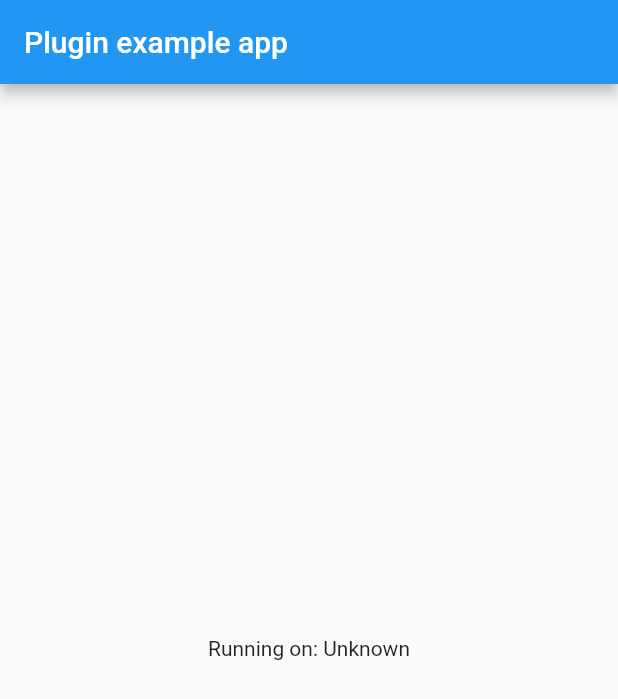
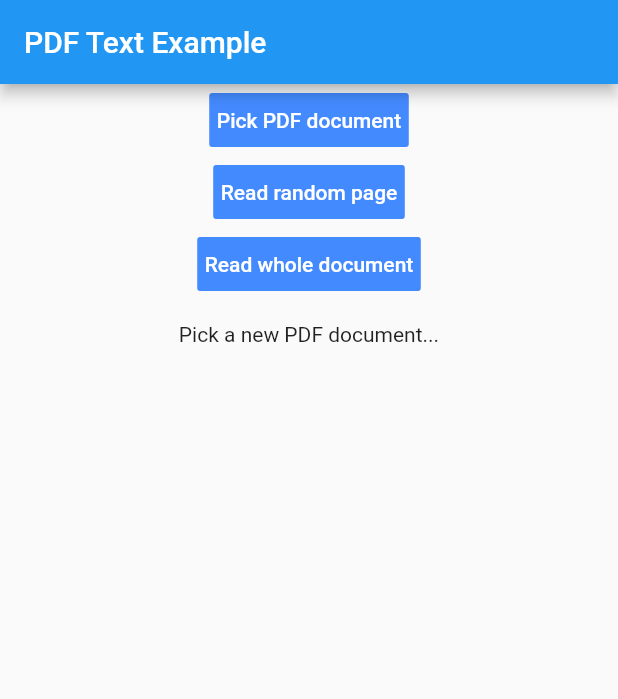
Before and after one commit to AlessioLuciani/flutter-pdf-text, a Flutter app: the screen it shows after launch, on a phone screen of 412 x 824 dp. Shown: the top 699 px of the screen. Run offline on Flutter 3.47's test engine with Material 2 defaults, Android fonts, the phone set to English and light mode, and no system bars; our stand-ins replace file_picker.

Commit message:
Add document file retrieval and example app

```diff
--- a/example/lib/main.dart
+++ b/example/lib/main.dart
@@ -1,3 +1,6 @@
+import 'dart:io';
+
+import 'package:file_picker/file_picker.dart';
 import 'package:flutter/material.dart';
 import 'dart:async';
 
@@ -13,6 +16,8 @@ class MyApp extends StatefulWidget {
 
 class _MyAppState extends State<MyApp> {
   String _platformVersion = 'Unknown';
+  PDFDoc _pdfDoc;
+  String _text = "";
 
   @override
   void initState() {
@@ -20,12 +25,13 @@ class _MyAppState extends State<MyApp> {
     initPlatformState();
   }
 
+
   // Platform messages are asynchronous, so we initialize in an async method.
   Future<void> initPlatformState() async {
     String platformVersion;
     // Platform messages may fail, so we use a try/catch PlatformException.
     try {
-      platformVersion = await PdfText.platformVersion;
+      platformVersion = await PDFDoc.platformVersion;
     } on PlatformException {
       platformVersion = 'Failed to get platform version.';
     }
@@ -45,12 +51,78 @@ class _MyAppState extends State<MyApp> {
     return MaterialApp(
       home: Scaffold(
         appBar: AppBar(
-          title: const Text('Plugin example app'),
+          title: const Text('PDF Text Example'),
         ),
-        body: Center(
-          child: Text('Running on: $_platformVersion\n'),
+        body: Column(
+          children: <Widget>[
+            FlatButton(
+              child: Text("Pick PDF document",
+                style: TextStyle(color: Colors.white),),
+              color: Colors.blueAccent,
+              onPressed: _pickPDFText,
+              padding: EdgeInsets.all(5),
+            ),
+            FlatButton(
+              child: Text("Read random page",
+                style: TextStyle(color: Colors.white),),
+              color: Colors.blueAccent,
+              onPressed: _readRandomPage,
+              padding: EdgeInsets.all(5),
+            ),
+            FlatButton(
+              child: Text("Read whole document",
+                style: TextStyle(color: Colors.white),),
+              color: Colors.blueAccent,
+              onPressed: _readWholeDoc,
+              padding: EdgeInsets.all(5),
+            ),
+
+            Padding(
+              child: Text(_pdfDoc == null ? "Pick a new PDF document..."
+                  : "PDF document picked, ${_pdfDoc.length} pages\n"),
+              padding: EdgeInsets.all(15),
+            ),
+            Padding(
+              child: Text(_text == "" ? "" : "Text:"),
+              padding: EdgeInsets.all(15),
+            ),
+
+            ListView(
+              shrinkWrap: true,
+              scrollDirection: Axis.vertical,
+              children: <Widget>[
+                Text(_text)
+              ],
+            )
+          ],
         ),
       ),
     );
   }
+
+  /// Picks a new PDF document from the device
+  Future _pickPDFText() async {
+    File file = await FilePicker.getFile();
+    _pdfDoc = await PDFDoc.fromFile(file);
+    setState(() {});
+  }
+
+  /// Reads a random page of the document
+  Future _readRandomPage() async {
+    if (_pdfDoc == null) {
+      return;
+    }
+
+
+    setState(() {});
+  }
+
+  /// Reads the whole document
+  Future _readWholeDoc() async {
+    if (_pdfDoc == null) {
+      return;
+    }
+
+    setState(() {});
+  }
 }
--- a/example/pubspec.yaml
+++ b/example/pubspec.yaml
@@ -12,6 +12,9 @@ dependencies:
   # The following adds the Cupertino Icons font to your application.
   # Use with the CupertinoIcons class for iOS style icons.
   cupertino_icons: ^0.1.2
+
+  file_picker: ^1.5.0+2
+
 
 dev_dependencies:
   flutter_test:
--- a/lib/pdf_text.dart
+++ b/lib/pdf_text.dart
@@ -1,13 +1,66 @@
 import 'dart:async';
+import 'dart:io';
 
 import 'package:flutter/services.dart';
 
-class PdfText {
+
+
+/// Class representing a PDF document.
+class PDFDoc {
+
   static const MethodChannel _channel =
-      const MethodChannel('pdf_text');
+  const MethodChannel('pdf_text');
 
   static Future<String> get platformVersion async {
     final String version = await _channel.invokeMethod('getPlatformVersion');
     return version;
   }
+
+  static Future<String> get text async {
+    final String text = await _channel.invokeMethod('getText');
+    return text;
+  }
+
+
+  File _file;
+  List<_PDFPage> _pages;
+
+  /// Creates a PDFDoc object with a File instance.
+  static Future<PDFDoc> fromFile(File file) async {
+    var doc = PDFDoc();
+    doc._file = file;
+    int length;
+    try {
+      length = await _channel.invokeMethod('getDocLength', file.path);
+    } on Exception catch (e) {
+      return Future.error(e);
+    }
+    doc._pages = List();
+    for (int i = 0; i < length; i++) {
+      doc._pages.add(_PDFPage());
+    }
+    return doc;
+  }
+
+  /// Creates a PDFDoc object with a file path.
+  static Future<PDFDoc> fromPath(String path) async {
+    return await fromFile(File(path));
+  }
+
+
+  List<_PDFPage> get pages => _pages;
+
+  int get length => _pages.length;
+
+
+
+
 }
+
+
+/// Class representing a PDF document page.
+class _PDFPage {
+  String _text;
+
+  String get text => _text;
+}
```
Also changed, not shown: pubspec.yaml (+6 -3 lines), example/pubspec.lock, pubspec.lock, 8 other files.
